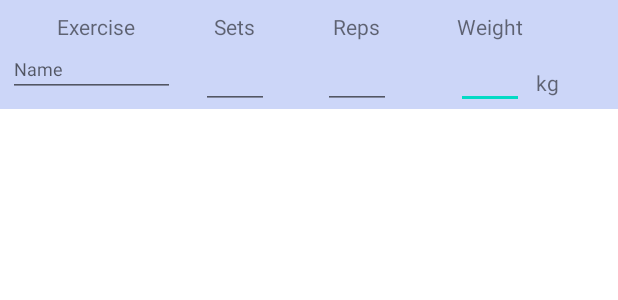
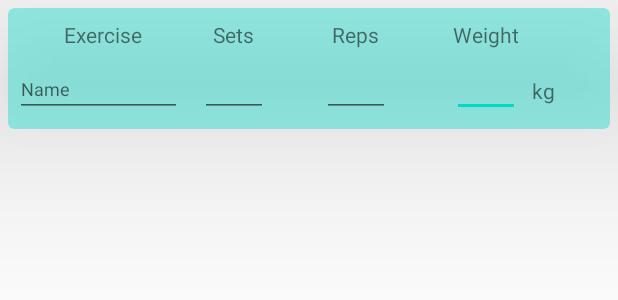
Before and after one commit to mandi234/TrainingTrackr, an Android app: the layout exercise_card_layout.xml on its own in the app's theme, with its tools: preview values and no code run, on a phone screen of 412 x 824 dp. Shown: the top 300 px of the screen. Run offline under Robolectric (Android 15) with nearby library versions, the phone set to English and light mode, and no system bars.

Commit message:
Erased initial zeros in reps, sets and weight Started building view holders with material card view

```diff
--- a/app/src/main/res/layout/exercise_card_layout.xml
+++ b/app/src/main/res/layout/exercise_card_layout.xml
@@ -1,13 +1,18 @@
 <?xml version="1.0" encoding="utf-8"?>
-<androidx.constraintlayout.widget.ConstraintLayout xmlns:android="http://schemas.android.com/apk/res/android"
+<com.google.android.material.card.MaterialCardView xmlns:android="http://schemas.android.com/apk/res/android"
     xmlns:app="http://schemas.android.com/apk/res-auto"
     xmlns:tools="http://schemas.android.com/tools"
     android:layout_width="match_parent"
     android:layout_height="wrap_content"
-    android:background="#B7B9C6F6"
-    android:rotation="0"
-    android:rotationX="0"
-    android:rotationY="0">
+    android:layout_margin="5dp"
+    android:background="#B75071E8"
+    android:elevation="15dp"
+    app:cardBackgroundColor="?android:attr/textColorHighlight"
+    app:cardElevation="100dp">
+
+    <androidx.constraintlayout.widget.ConstraintLayout
+        android:layout_width="match_parent"
+        android:layout_height="wrap_content">
 
         <EditText
             android:id="@+id/weight_etn"
@@ -111,6 +116,7 @@
             android:id="@+id/exerciseName_actv"
             android:layout_width="111dp"
             android:layout_height="35dp"
+            android:layout_marginTop="10dp"
             android:layout_marginBottom="8dp"
             android:hint="Name"
             android:textSize="12sp"
@@ -119,6 +125,10 @@
             app:layout_constraintHorizontal_bias="0.551"
             app:layout_constraintStart_toStartOf="@+id/tv1"
             app:layout_constraintTop_toBottomOf="@+id/tv1"
-        app:layout_constraintVertical_bias="1.0" />
+            app:layout_constraintVertical_bias="1.0"></AutoCompleteTextView>
+
 
     </androidx.constraintlayout.widget.ConstraintLayout>
+
+
+</com.google.android.material.card.MaterialCardView>
```
Also changed, not shown: app/src/main/java/com/example/trainingtrackr/adapters/ExercisesAdapter.java (+4 -3 lines), app/src/main/java/com/example/trainingtrackr/utils/InputParser.java (+8 -0 lines). Lines whose indentation alone changed are shown as unchanged.
